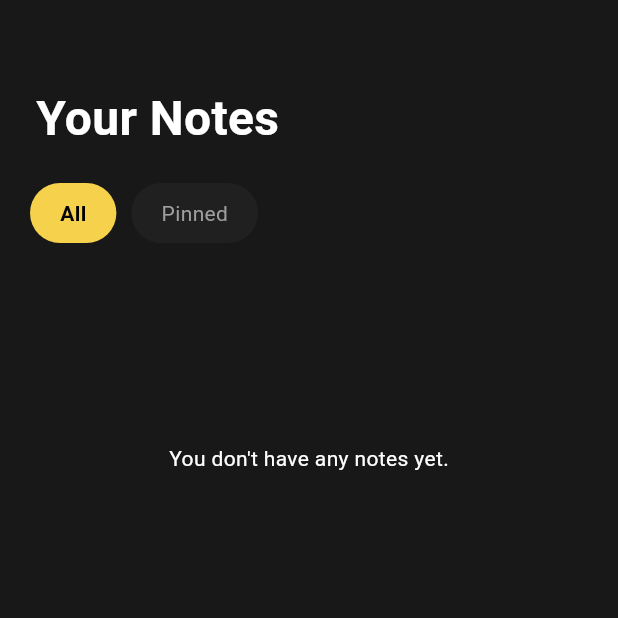
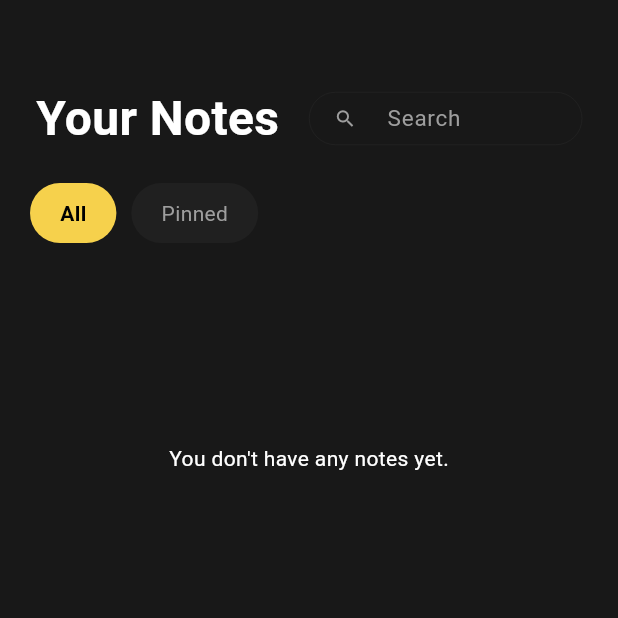
Before and after one commit to Sciege/NoteIt, a Flutter app: the screen it shows after launch, on a phone screen of 412 x 824 dp, the top half of it. Run offline on Flutter 3.47's test engine with Material 3 defaults, Android fonts, the phone set to English and light mode, and no system bars; our stand-ins replace freezed_annotation, go_router, hive, hive_flutter, local_auth; accounts and stored records are empty.

Commit message:
added searchbar for notes

```diff
--- a/lib/presentation/pages/home_page.dart
+++ b/lib/presentation/pages/home_page.dart
@@ -29,6 +29,8 @@ class HomePage extends StatefulWidget {
   State<HomePage> createState() => _HomePageState();
 }
 
+String _searchQuery = '';
+
 class _HomePageState extends State<HomePage> {
   Color lockColor = Colors.grey;
   int _currentTab = 0; // Changes when clicked
@@ -42,9 +44,16 @@ class _HomePageState extends State<HomePage> {
         context.go('/private_notes_list');
         print('success');
       }
-    }catch(e){
+    } catch (e) {
       print('fail');
     }
+  }
+
+  @override
+  void initState() {
+    // TODO: fetch notes
+    //fetchNotes();
+    super.initState();
   }
 
   void _onSelectedTab(int index) {
@@ -52,6 +61,35 @@ class _HomePageState extends State<HomePage> {
       _currentTab = index;
     });
   }
+
+  // Future fetchNotes() async {
+  //   final box = Hive.box<hive.Note>('notes');
+  //   try {
+  //     final hiveNotes = box.values.toList();
+  //     final domainNotes = hiveNotes.map((hiveNote) {
+  //       return domain.Note(
+  //         key: hiveNote.key,
+  //         title: hiveNote.title,
+  //         content: hiveNote.content,
+  //         isPinned: hiveNote.isPinned,
+  //       );
+  //     }).toList();
+  //     return domainNotes;
+  //   } catch (e) {
+  //     print('Error fetching notes: $e');
+  //     return [];
+  //   }
+  // }
+  //
+  // List<domain.Note> filteredNotes(required String query) {
+  //   final box = Hive.box<hive.Note>('notes');
+  //   final hiveNotes = box.values.toList();
+  //   if (hiveNotes.isEmpty){
+  //     return [];
+  //   }else{
+  //
+  //   }
+  // }
 
   @override
   Widget build(BuildContext context) {
@@ -65,11 +103,12 @@ class _HomePageState extends State<HomePage> {
         child: Column(
           children: [
             // Title
-            const Padding(
-              padding: EdgeInsets.symmetric(horizontal: 24),
-              child: Align(
-                alignment: Alignment.centerLeft,
-                child: Text(
+            Padding(
+              padding: const EdgeInsets.symmetric(horizontal: 24),
+              child: Row(
+                //alignment: Alignment.centerLeft,
+                children: [
+                  Text(
                     'Your Notes',
                     style: TextStyle(
                       color: Colors.white,
@@ -77,6 +116,48 @@ class _HomePageState extends State<HomePage> {
                       fontWeight: FontWeight.bold,
                     ),
                   ),
+                  SizedBox(width: 20),
+                  Expanded(
+                    child: SizedBox(
+                      height: 35,
+                      child: TextField(
+                        onChanged: (value) {
+                          // solution : just wrap the query to setstate since we want it to change
+                          setState(() {
+                            _searchQuery = value.trim().toLowerCase();
+                          });
+                          //_searchQuery = value.trim().toLowerCase();
+                        },
+                        decoration: InputDecoration(
+                          isDense: false,
+                          hintText: 'Search',
+                          focusColor: Colors.grey,
+                          hintStyle: TextStyle(
+                            color: Colors.grey,
+                            fontSize: 15,
+                          ),
+                          prefixIcon: const Icon(
+                            Icons.search,
+                            size: 15,
+                            color: Colors.grey,
+                          ),
+                          // border: OutlineInputBorder(
+                          //   borderRadius: BorderRadius.circular(30),
+                          // ),
+                          enabledBorder: OutlineInputBorder(
+                            borderSide: BorderSide(color: Color(0xFF202020), width: 0),
+                            borderRadius: BorderRadius.circular(30),
+                          ),
+                          border: UnderlineInputBorder(
+                            borderSide: BorderSide(color: Color(0xFF202020), width: 0),
+                            borderRadius: BorderRadius.circular(30),
+                          ),
+                          contentPadding: EdgeInsets.symmetric(horizontal: 10),
+                        ),
+                      ),
+                    ),
+                  ),
+                ],
               ),
             ),
             const SizedBox(height: 20),
@@ -125,22 +206,40 @@ class _HomePageState extends State<HomePage> {
                     );
                   }).toList();
 
-                  final displayedNotes = _currentTab == 0
+                  // this is the holder of the notes so call it or set it
+                  var displayedNotes = _currentTab == 0
                       ? domainNotes.reversed.toList()
                       : domainNotes.reversed
                             .where((note) => note.isPinned)
                             .toList();
 
+                  if (_searchQuery.isNotEmpty) {
+                    final filteredNotes = _searchQuery
+                        .split(' ')
+                        .where((test) => test.isNotEmpty)
+                        .toList();
+                    displayedNotes = displayedNotes.where((note) {
+                      final noteText = '${note.title} ${note.content}'
+                          .toLowerCase();
+                      return filteredNotes.every(
+                        (term) => noteText.contains(term),
+                      );
+                    }).toList();
+                  }
+
                   if (displayedNotes.isEmpty) {
                     return Center(
                       child: Text(
-                        _currentTab == 1
+                        _searchQuery.isNotEmpty
+                            ? "No matching notes."
+                            : (_currentTab == 1
                                   ? "No pinned notes."
-                            : "You don't have any notes yet.",
+                                  : "You don't have any notes yet."),
                         style: const TextStyle(color: Colors.white),
                       ),
                     );
                   }
+
                   return _buildNotesList(displayedNotes);
                 },
               ),
@@ -150,7 +249,6 @@ class _HomePageState extends State<HomePage> {
               padding: const EdgeInsets.symmetric(horizontal: 24.0),
               child: Row(
                 children: [
-                  //_buildTodoList(screenHeight, screenWidth, hiveTodo),
                   TodosCard(
                     screenHeight: screenHeight,
                     screenWidth: screenWidth,
@@ -159,7 +257,6 @@ class _HomePageState extends State<HomePage> {
                   Privatecard(
                     screenHeight: screenHeight,
                     screenWidth: screenWidth,
-                    //  lockColor: lockColor,
                     onUnlock: _handleLock,
                   ),
                 ],
```
Lines whose indentation alone changed are shown as unchanged.
